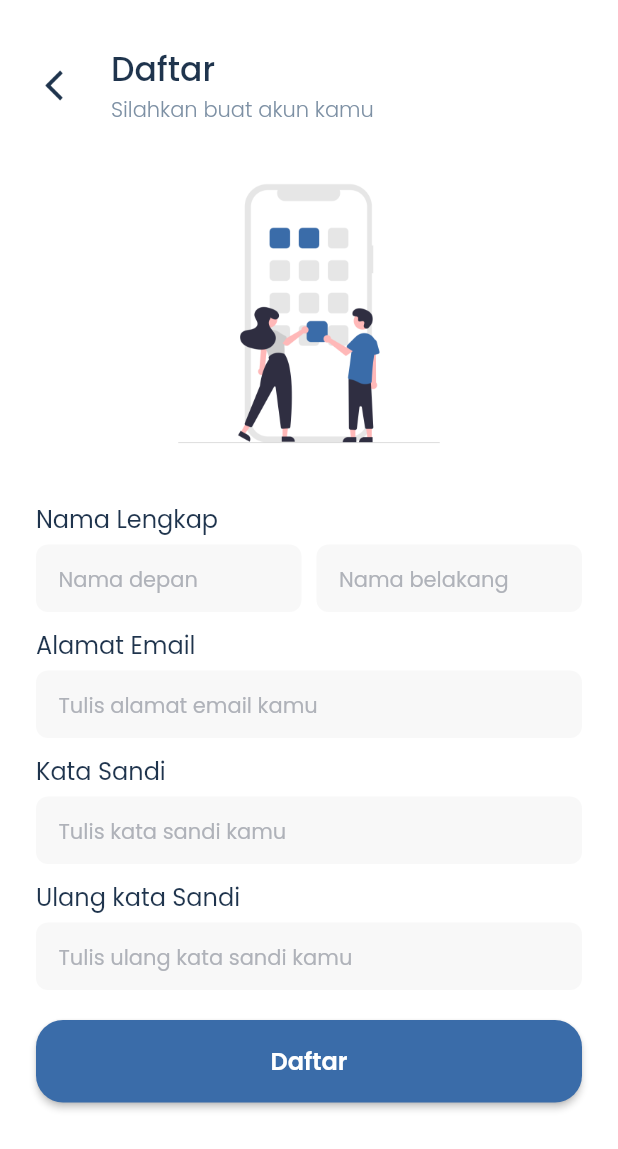
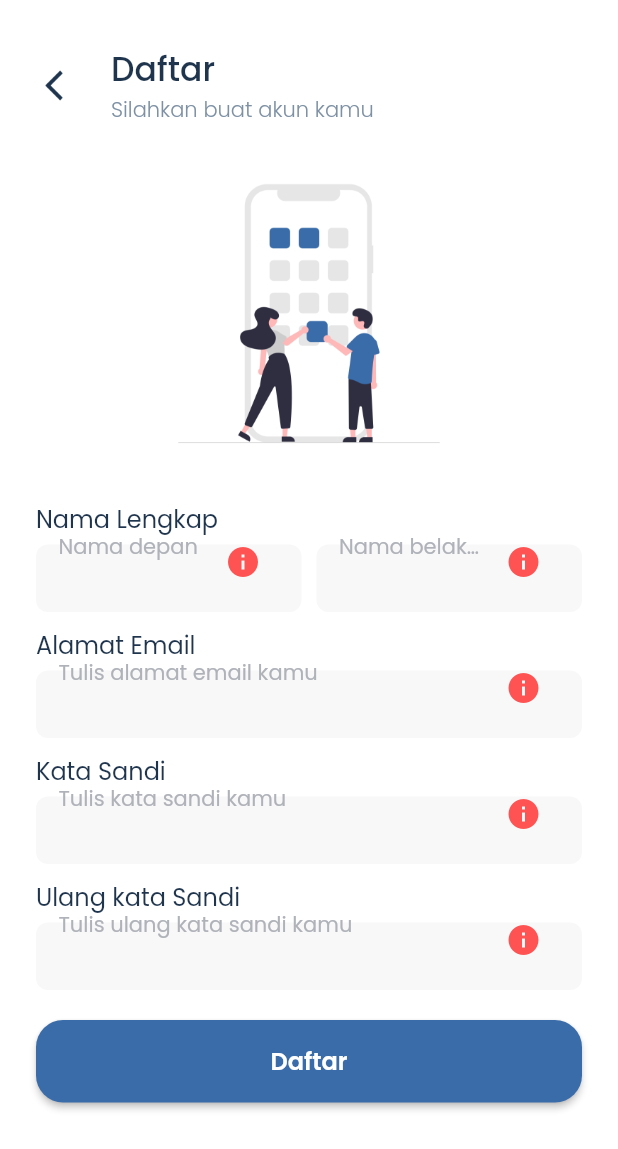
Before and after one commit to nadiamrnt/peka, a Flutter app: the SignupPage screen opened by its route, after a tap on "Daftar", on a phone screen of 412 x 824 dp. Shown: the top 1149 px of the screen. Run offline on Flutter 3.47's test engine with Material 2 defaults, Android fonts, the phone set to English and light mode, and no system bars; our stand-ins replace equatable, google_fonts, salomon_bottom_bar.

Commit message:
menambahkan validasi pada login page dan signup page

```diff
--- a/lib/ui/pages/auth/login_page.dart
+++ b/lib/ui/pages/auth/login_page.dart
@@ -2,14 +2,25 @@ import 'package:flutter/material.dart';
 import 'package:peka/common/styles.dart';
 import 'package:peka/ui/pages/auth/signup_page.dart';
 import 'package:peka/ui/pages/home/home_page.dart';
+import 'package:peka/ui/widgets/custom_text_form_field.dart';
 
 import '../../../common/navigation.dart';
 import '../../widgets/button.dart';
 
-class LoginPage extends StatelessWidget {
+class LoginPage extends StatefulWidget {
   static const routeName = '/login-page';
 
   const LoginPage({Key? key}) : super(key: key);
+
+  @override
+  State<LoginPage> createState() => _LoginPageState();
+}
+
+class _LoginPageState extends State<LoginPage> {
+  final TextEditingController _emailController = TextEditingController();
+  final TextEditingController _passwordController = TextEditingController();
+
+  final _formKey = GlobalKey<FormState>();
 
   @override
   Widget build(BuildContext context) {
@@ -21,7 +32,10 @@ class LoginPage extends StatelessWidget {
             padding:
                 const EdgeInsets.symmetric(vertical: 30.0, horizontal: 24.0),
             child: Stack(children: [
-              Column(
+              Form(
+                key: _formKey,
+                autovalidateMode: AutovalidateMode.onUserInteraction,
+                child: Column(
                   crossAxisAlignment: CrossAxisAlignment.start,
                   children: [
                     //TEXT MASUK
@@ -33,8 +47,8 @@ class LoginPage extends StatelessWidget {
                     //TEXT SILAHKAN MASUK AKUN KAMU
                     Text(
                       "Silahkan masuk akun kamu",
-                    style:
-                        greyTextStyle.copyWith(fontSize: 14, fontWeight: light),
+                      style: greyTextStyle.copyWith(
+                          fontSize: 14, fontWeight: light),
                     ),
                     const SizedBox(
                       height: 20.0,
@@ -64,21 +78,10 @@ class LoginPage extends StatelessWidget {
                       height: 5.0,
                     ),
                     //TEXTFIELD ALAMAT EMAIL
-                  Container(
-                    height: 45.0,
-                    width: double.infinity,
-                    padding: const EdgeInsets.symmetric(horizontal: 15.0),
-                    decoration: BoxDecoration(
-                        color: kGreyBgColor,
-                        borderRadius:
-                            BorderRadius.circular(defaultRadiusTextField)),
-                    child: TextField(
-                        decoration: InputDecoration(
-                            hintText: "Tulis alamat email kamu",
-                            hintStyle: greyHintTextStyle,
-                            border: InputBorder.none),
-                        style: blackTextStyle.copyWith(
-                            fontWeight: regular, fontSize: 14.0)),
+                    CustomTextFormField(
+                      hintText: 'Tulis alamat email kamu',
+                      errorText: 'Masukkan alamat email kamu',
+                      controller: _emailController,
                     ),
                     const SizedBox(
                       height: 10.0,
@@ -93,22 +96,10 @@ class LoginPage extends StatelessWidget {
                       height: 5.0,
                     ),
                     //TEXTFIELD KATA SANDI
-                  Container(
-                    height: 45.0,
-                    width: double.infinity,
-                    padding: const EdgeInsets.symmetric(horizontal: 15.0),
-                    decoration: BoxDecoration(
-                        color: kGreyBgColor,
-                        borderRadius:
-                            BorderRadius.circular(defaultRadiusTextField)),
-                    child: TextField(
-                        obscureText: true,
-                        decoration: InputDecoration(
-                            hintText: "Tulis kata sandi kamu",
-                            hintStyle: greyHintTextStyle,
-                            border: InputBorder.none),
-                        style: blackTextStyle.copyWith(
-                            fontWeight: regular, fontSize: 14.0)),
+                    CustomTextFormField(
+                      hintText: 'Tulis kata sandi kamu',
+                      errorText: 'Masukkan kata sandi kamu',
+                      controller: _passwordController,
                     ),
                     // TEXT LUPA KATA SANDI
                     Align(
@@ -128,7 +119,9 @@ class LoginPage extends StatelessWidget {
                     Button(
                       textButton: "Masuk",
                       onTap: () {
-                      Navigation.intent(HomePage.routeName);
+                        if (_formKey.currentState!.validate()) {
+                          Navigation.intentReplacement(HomePage.routeName);
+                        }
                       },
                     ),
                     const SizedBox(height: 20.0),
@@ -159,6 +152,7 @@ class LoginPage extends StatelessWidget {
                     )
                   ],
                 ),
+              ),
             ]),
           ),
         ),
--- a/lib/ui/pages/auth/signup_page.dart
+++ b/lib/ui/pages/auth/signup_page.dart
@@ -1,12 +1,27 @@
 import 'package:flutter/material.dart';
+import 'package:peka/common/navigation.dart';
 import 'package:peka/common/styles.dart';
+import 'package:peka/ui/widgets/custom_text_form_field.dart';
 
 import '../../widgets/button.dart';
 
-class SignupPage extends StatelessWidget {
+class SignupPage extends StatefulWidget {
   static const routeName = '/signup-page';
 
   const SignupPage({Key? key}) : super(key: key);
+
+  @override
+  State<SignupPage> createState() => _SignupPageState();
+}
+
+class _SignupPageState extends State<SignupPage> {
+  final TextEditingController _firstNameController = TextEditingController();
+  final TextEditingController _lastNameController = TextEditingController();
+  final TextEditingController _emailController = TextEditingController();
+  final TextEditingController _password1Controller = TextEditingController();
+  final TextEditingController _password2Controller = TextEditingController();
+
+  final _formKey = GlobalKey<FormState>();
 
   @override
   Widget build(BuildContext context) {
@@ -17,42 +32,13 @@ class SignupPage extends StatelessWidget {
           child: Padding(
             padding:
                 const EdgeInsets.symmetric(vertical: 30.0, horizontal: 24.0),
+            child: Form(
+              key: _formKey,
               child: Column(
                 crossAxisAlignment: CrossAxisAlignment.start,
                 children: [
                   // HEADER HALAMAN SIGN UP
-                Row(
-                  children: [
-                    GestureDetector(
-                      onTap: () {
-                        Navigator.pop(context);
-                      },
-                      child: Image.asset(
-                        "assets/icons/ic_back_signup.png",
-                        width: 24,
-                        height: 24,
-                      ),
-                    ),
-                    const SizedBox(
-                      width: 26.0,
-                    ),
-                    Column(
-                      crossAxisAlignment: CrossAxisAlignment.start,
-                      children: [
-                        Text(
-                          "Daftar",
-                          style: blackTextStyle.copyWith(
-                              fontSize: 22, fontWeight: medium),
-                        ),
-                        Text(
-                          "Silahkan buat akun kamu",
-                          style: greyTextStyle.copyWith(
-                              fontSize: 14, fontWeight: light),
-                        )
-                      ],
-                    )
-                  ],
-                ),
+                  _buildHeader(),
                   const SizedBox(
                     height: 20.0,
                   ),
@@ -84,40 +70,20 @@ class SignupPage extends StatelessWidget {
                   Row(
                     children: [
                       Expanded(
-                      child: Container(
-                        height: 45.0,
-                        padding: const EdgeInsets.symmetric(horizontal: 15.0),
-                        decoration: BoxDecoration(
-                            color: kGreyBgColor,
-                            borderRadius:
-                                BorderRadius.circular(defaultRadiusTextField)),
-                        child: TextField(
-                            decoration: InputDecoration(
-                                hintText: "Nama depan",
-                                hintStyle: greyHintTextStyle,
-                                border: InputBorder.none),
-                            style: blackTextStyle.copyWith(
-                                fontWeight: regular, fontSize: 14.0)),
+                        child: CustomTextFormField(
+                          controller: _firstNameController,
+                          errorText: 'Mohon isi nama depan anda',
+                          hintText: 'Nama depan',
                         ),
                       ),
                       const SizedBox(
                         width: 10.0,
                       ),
                       Expanded(
-                      child: Container(
-                        height: 45.0,
-                        padding: const EdgeInsets.symmetric(horizontal: 15.0),
-                        decoration: BoxDecoration(
-                            color: kGreyBgColor,
-                            borderRadius:
-                                BorderRadius.circular(defaultRadiusTextField)),
-                        child: TextField(
-                            decoration: InputDecoration(
-                                hintText: "Nama belakang",
-                                hintStyle: greyHintTextStyle,
-                                border: InputBorder.none),
-                            style: blackTextStyle.copyWith(
-                                fontWeight: regular, fontSize: 14.0)),
+                        child: CustomTextFormField(
+                          controller: _lastNameController,
+                          errorText: 'Mohon isi nama belakang anda',
+                          hintText: 'Nama belakang',
                         ),
                       ),
                     ],
@@ -134,22 +100,10 @@ class SignupPage extends StatelessWidget {
                   const SizedBox(
                     height: 5.0,
                   ),
-                //TEXTFIELD UNTUK ALAMAT EMAIL
-                Container(
-                  height: 45.0,
-                  width: double.infinity,
-                  padding: const EdgeInsets.symmetric(horizontal: 15.0),
-                  decoration: BoxDecoration(
-                      color: kGreyBgColor,
-                      borderRadius:
-                          BorderRadius.circular(defaultRadiusTextField)),
-                  child: TextField(
-                      decoration: InputDecoration(
-                          hintText: "Tulis alamat email kamu",
-                          hintStyle: greyHintTextStyle,
-                          border: InputBorder.none),
-                      style: blackTextStyle.copyWith(
-                          fontWeight: regular, fontSize: 14.0)),
+                  CustomTextFormField(
+                    hintText: 'Tulis alamat email kamu',
+                    errorText: 'Mohon isi email anda',
+                    controller: _emailController,
                   ),
                   const SizedBox(
                     height: 10.0,
@@ -164,22 +118,11 @@ class SignupPage extends StatelessWidget {
                     height: 5.0,
                   ),
                   //TEXTFIELD UNTUK KATA SANDI
-                Container(
-                  height: 45.0,
-                  width: double.infinity,
-                  padding: const EdgeInsets.symmetric(horizontal: 15.0),
-                  decoration: BoxDecoration(
-                      color: kGreyBgColor,
-                      borderRadius:
-                          BorderRadius.circular(defaultRadiusTextField)),
-                  child: TextField(
+                  CustomTextFormField(
+                    hintText: 'Tulis kata sandi kamu',
+                    errorText: 'Mohon isi kata sandi anda',
+                    controller: _password1Controller,
                     obscureText: true,
-                      decoration: InputDecoration(
-                          hintText: "Tulis kata sandi kamu",
-                          hintStyle: greyHintTextStyle,
-                          border: InputBorder.none),
-                      style: blackTextStyle.copyWith(
-                          fontWeight: regular, fontSize: 14.0)),
                   ),
                   const SizedBox(
                     height: 10.0,
@@ -194,35 +137,74 @@ class SignupPage extends StatelessWidget {
                     height: 5.0,
                   ),
                   //TEXTFIELD UNTUK ULANG KATA SANDI
-                Container(
-                  height: 45.0,
-                  width: double.infinity,
-                  padding: const EdgeInsets.symmetric(horizontal: 15.0),
-                  decoration: BoxDecoration(
-                      color: kGreyBgColor,
-                      borderRadius:
-                          BorderRadius.circular(defaultRadiusTextField)),
-                  child: TextField(
+                  CustomTextFormField(
+                    hintText: 'Tulis ulang kata sandi kamu',
+                    errorText: 'Tulis masukkan lagi kata sandi anda',
+                    controller: _password2Controller,
                     obscureText: true,
-                      decoration: InputDecoration(
-                          hintText: "Tulis ulang kata sandi kamu",
-                          hintStyle: greyHintTextStyle,
-                          border: InputBorder.none),
-                      style: blackTextStyle.copyWith(
-                          fontWeight: regular, fontSize: 14.0)),
                   ),
                   const SizedBox(
                     height: 20.0,
                   ),
                   Button(
                     textButton: "Daftar",
-                  onTap: () {},
+                    onTap: () {
+                      if (_formKey.currentState!.validate()) {
+                        ScaffoldMessenger.of(context).showSnackBar(
+                          const SnackBar(content: Text('Processing Data')),
+                        );
+                      }
+                    },
                   ),
                 ],
               ),
             ),
           ),
         ),
+      ),
     );
   }
+
+  Widget _buildHeader() {
+    return Row(
+      children: [
+        GestureDetector(
+          onTap: () {
+            Navigation.back();
+          },
+          child: Image.asset(
+            "assets/icons/ic_back_signup.png",
+            width: 24,
+            height: 24,
+          ),
+        ),
+        const SizedBox(
+          width: 26.0,
+        ),
+        Column(
+          crossAxisAlignment: CrossAxisAlignment.start,
+          children: [
+            Text(
+              "Daftar",
+              style: blackTextStyle.copyWith(fontSize: 22, fontWeight: medium),
+            ),
+            Text(
+              "Silahkan buat akun kamu",
+              style: greyTextStyle.copyWith(fontSize: 14, fontWeight: light),
+            )
+          ],
+        )
+      ],
+    );
   }
+
+  @override
+  void dispose() {
+    _firstNameController.dispose();
+    _lastNameController.dispose();
+    _emailController.dispose();
+    _password1Controller.dispose();
+    _password2Controller.dispose();
+    super.dispose();
+  }
+}
--- /dev/null
+++ b/lib/ui/widgets/custom_text_form_field.dart
@@ -0,0 +1,67 @@
+import 'package:flutter/material.dart';
+import 'package:peka/common/styles.dart';
+
+class CustomTextFormField extends StatefulWidget {
+  final String hintText;
+  final String errorText;
+  final bool obscureText;
+  final TextEditingController controller;
+
+  const CustomTextFormField({
+    Key? key,
+    required this.hintText,
+    required this.errorText,
+    this.obscureText = false,
+    required this.controller,
+  }) : super(key: key);
+
+  @override
+  State<CustomTextFormField> createState() => _CustomTextFormFieldState();
+}
+
+class _CustomTextFormFieldState extends State<CustomTextFormField> {
+  late bool _validate = false;
+  late bool _onError = false;
+
+  @override
+  Widget build(BuildContext context) {
+    return Container(
+      height: 45.0,
+      width: double.infinity,
+      padding: const EdgeInsets.symmetric(horizontal: 15.0),
+      decoration: BoxDecoration(
+        color: kGreyBgColor,
+        borderRadius: BorderRadius.circular(defaultRadiusTextField),
+      ),
+      child: TextFormField(
+        obscureText: widget.obscureText,
+        controller: widget.controller,
+        decoration: InputDecoration(
+          hintText: widget.hintText,
+          hintStyle: greyHintTextStyle,
+          suffixIcon: _onError
+              ? const Icon(
+                  Icons.info,
+                  color: Colors.redAccent,
+                )
+              : null,
+          border: InputBorder.none,
+          errorStyle: const TextStyle(height: 0, color: Colors.transparent),
+        ),
+        style: blackTextStyle.copyWith(fontWeight: regular, fontSize: 14.0),
+        validator: (value) {
+          if (value == null || value.isEmpty) {
+            setState(() {
+              _onError = true;
+            });
+            return widget.errorText;
+          }
+          setState(() {
+            _onError = false;
+          });
+          return null;
+        },
+      ),
+    );
+  }
+}
--- a/pubspec.yaml
+++ b/pubspec.yaml
@@ -12,6 +12,12 @@ dependencies:
   google_fonts: ^2.1.0
   salomon_bottom_bar: ^3.1.0
   equatable: ^2.0.3
+  firebase_core: ^1.2.0
+  firebase_auth: ^1.2.0
+  cloud_firestore: ^2.2.0
+  firebase_storage: ^10.1.0
+  image_picker: ^0.8.4+4
+
 dev_dependencies:
   flutter_test:
     sdk: flutter
```
Also changed, not shown: pubspec.lock. Lines whose indentation alone changed are shown as unchanged.
